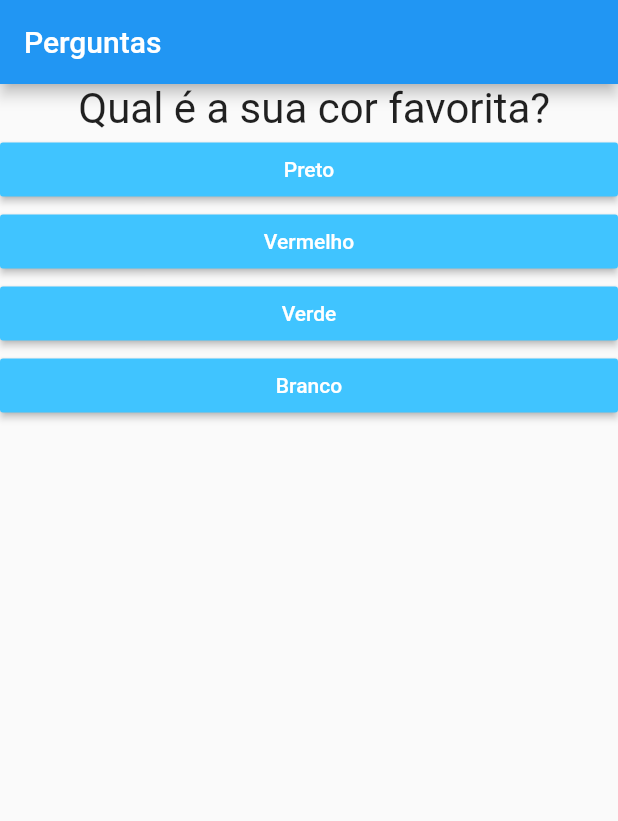
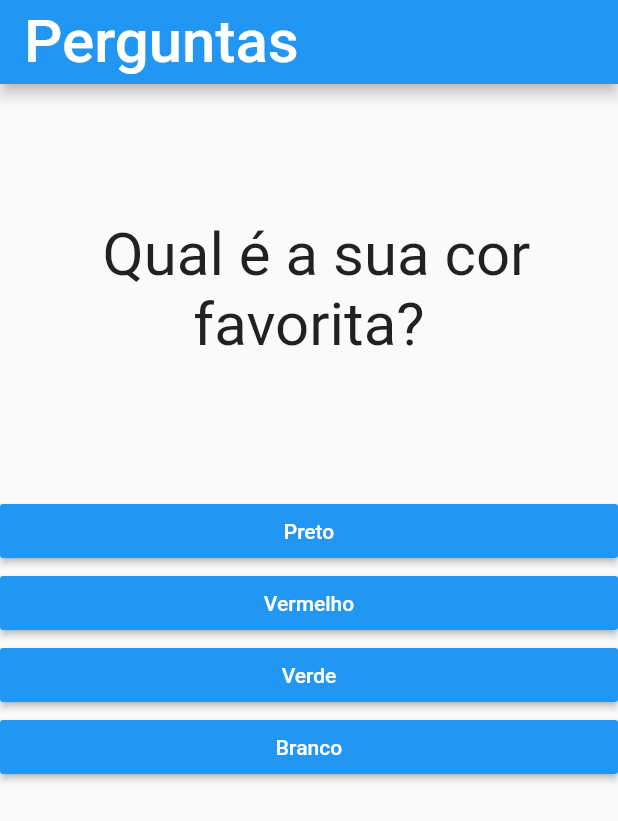
Before and after one commit to ravi2612/projeto_perguntas, a Flutter app: the screen it shows after launch, on a phone screen of 412 x 824 dp. Shown: the top 821 px of the screen. Run offline on Flutter 3.47's test engine with Material 2 defaults, Android fonts, the phone set to English and light mode, and no system bars; missing offline and left inert: random_color.

```diff
--- a/lib/main.dart
+++ b/lib/main.dart
@@ -64,7 +64,13 @@ class _PerguntaAppState extends State<PerguntaApp> {
     return MaterialApp(
       home: Scaffold(
         appBar: AppBar(
-          title: Text('Perguntas'),
+          title: Text(
+            'Perguntas',
+            style: TextStyle(
+              fontSize: 40
+
+            ),
+            ),
         ),
         body: temPerguntaSelecionada
             ? Questionario(
--- a/lib/questao.dart
+++ b/lib/questao.dart
@@ -1,23 +1,24 @@
+import 'package:flutter/material.dart';
 
-
-import 'package:flutter/material.dart';
 
 class Questao extends StatelessWidget {
 
-   final String texto;
+
+  final String texto;
 
   Questao(this.texto);
 
   @override
   Widget build(BuildContext context) {
+
     return Container(
       width: double.infinity,
-      margin: EdgeInsets.all(0),
+      margin: EdgeInsets.symmetric(vertical: 90),
       child: Text(
         texto,
-        style:  TextStyle(fontSize: 28),
-        textAlign:  TextAlign.center,
-        ),
+        style: TextStyle(fontSize: 40 ),
+        textAlign: TextAlign.center,
+      ),
     );
   }
 }
--- a/lib/resposta.dart
+++ b/lib/resposta.dart
@@ -1,19 +1,21 @@
+
+
 import 'package:flutter/material.dart';
-
 
 class Resposta extends StatelessWidget {
   final String texto;
   final void Function() quandoSelecionado;
 
-  Resposta(this.texto,this.quandoSelecionado);
+  Resposta(this.texto, this.quandoSelecionado);
 
   @override
   Widget build(BuildContext context) {
+
     return Container(
       width: double.infinity,
       child: RaisedButton(
         textColor: Colors.white,
-        color: Colors.lightBlueAccent,
+        color: Colors.blue,
         child: Text(texto),
         onPressed: quandoSelecionado,
       ),
--- a/pubspec.yaml
+++ b/pubspec.yaml
@@ -21,6 +21,7 @@ environment:
   sdk: ">=2.7.0 <3.0.0"
 
 dependencies:
+
   flutter:
     sdk: flutter
 
@@ -28,7 +29,7 @@ dependencies:
   # The following adds the Cupertino Icons font to your application.
   # Use with the CupertinoIcons class for iOS style icons.
   cupertino_icons: ^1.0.0
-
+  random_color: ^1.0.5
 dev_dependencies:
   flutter_test:
     sdk: flutter
```
Also changed, not shown: lib/resultado.dart (+16 -8 lines), pubspec.lock.
